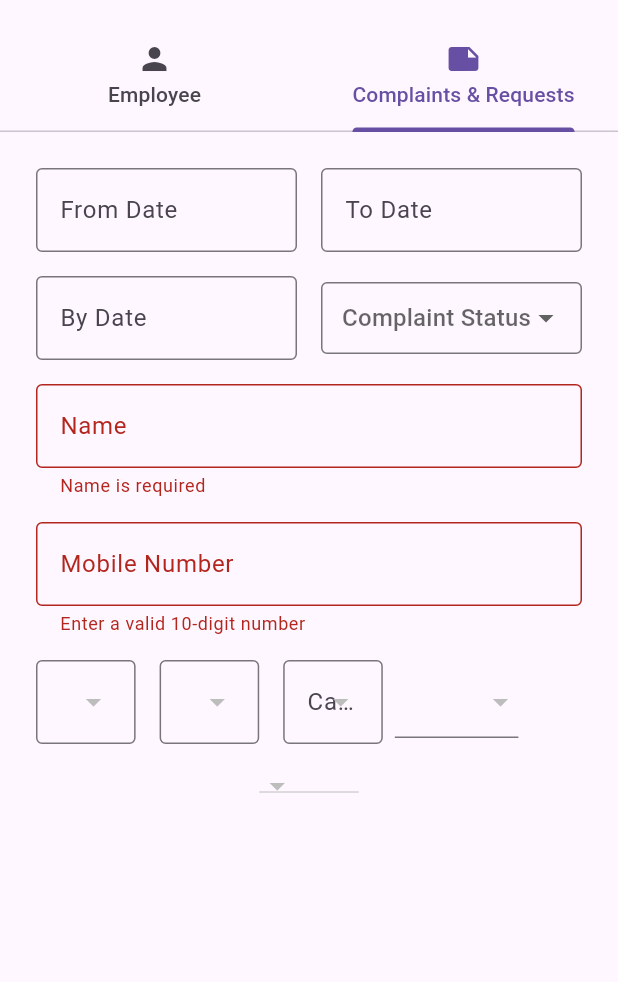
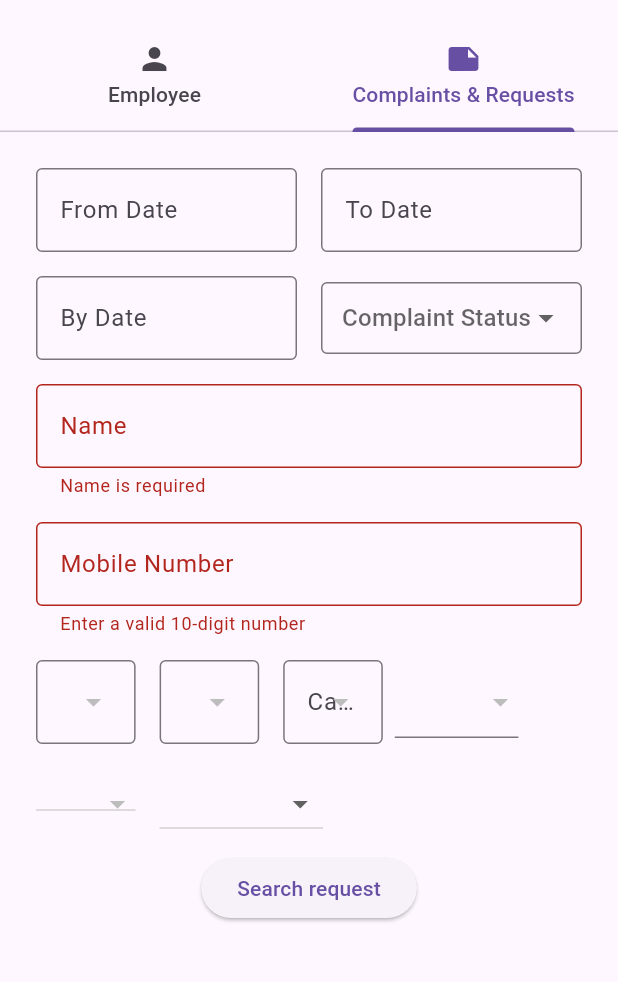
Before and after one commit to brughwani/lmrepaircrmadmin, a Flutter app: the screen it shows after launch, tab 2 chosen, on a phone screen of 412 x 824 dp, the part 63-1045 px from its top. Run offline on Flutter 3.47's test engine with Material 3 defaults, Android fonts, the phone set to English and light mode, and no system bars; our stand-ins replace auto_size_text, dropdown_button2, firebase_auth, firebase_core, flutter_dotenv; accounts and stored records are empty; network calls fail.

Commit message:
solved outflow of text from dropdown

```diff
--- a/lib/Admindashboard.dart
+++ b/lib/Admindashboard.dart
@@ -3,6 +3,7 @@ import 'dart:convert';
 import 'package:http/http.dart' as http;
 import 'package:lmrepaircrmadmin/addemployee.dart';
 import 'package:dropdown_button2/dropdown_button2.dart';
+import 'package:auto_size_text/auto_size_text.dart';
 
 class CRMDashboard extends StatefulWidget {
   @override
@@ -17,6 +18,8 @@ class _CRMDashboardState extends State<CRMDashboard> with SingleTickerProviderSt
   String? selectedCategory;
   String? selectedProduct;
   DateTime? selectedDate;
+  String? requesttype;
+  var requesttypes=['Installation','Demo','Service','Complain'];
 
   List<String> employees = [];
   List<String> products = [];
@@ -122,6 +125,10 @@ class _CRMDashboardState extends State<CRMDashboard> with SingleTickerProviderSt
       });
     }
   }
+  Future<void> Searchcomplaints() async
+  {
+
+  }
 
   @override
   void dispose() {
@@ -204,7 +211,7 @@ class _CRMDashboardState extends State<CRMDashboard> with SingleTickerProviderSt
                           controller: dateController,
                           decoration: InputDecoration(
                             labelText: 'By Date',
-                            hintText: 'Complaints By Date',
+                            hintText: 'Complaints Solved By Date',
                             border: OutlineInputBorder(),
                           ),
                           readOnly: true,
@@ -259,7 +266,9 @@ class _CRMDashboardState extends State<CRMDashboard> with SingleTickerProviderSt
                 ),
                 Row(
                   children: [
-                    ConstrainedBox(
+                    Wrap(
+                      direction: Axis.horizontal,
+                      children:[ ConstrainedBox(
                         constraints: BoxConstraints(maxWidth: MediaQuery.of(context).size.width*0.2,maxHeight: 170),
 
                         child: Padding(
@@ -296,12 +305,15 @@ class _CRMDashboardState extends State<CRMDashboard> with SingleTickerProviderSt
                               items: dealerNames
                                   .map((dealer) => DropdownMenuItem(
                                 value: dealer,
-                            child: Text(dealer, overflow: TextOverflow.visible),
+                                child: AutoSizeText(dealer, overflow: TextOverflow.visible),
                               ))
                                   .toList(),
                             ),
                           ),
                         ),
+    ]
+                    ),
+
                     ConstrainedBox
                       (constraints:BoxConstraints(maxWidth: MediaQuery.of(context).size.width*0.2,maxHeight: 170),
                       child: Padding(
@@ -327,10 +339,9 @@ class _CRMDashboardState extends State<CRMDashboard> with SingleTickerProviderSt
                         child: DropdownButtonFormField2(
                             value: selectedProduct,
                            isExpanded: true,
-
                         //    dropdownStyleData: DropdownStyleData(maxHeight: 150),
                             items:products.map((String product){
-                              return DropdownMenuItem(value:product,child:Text(product,overflow: TextOverflow.visible));}).toList()
+                              return DropdownMenuItem(value:product,child:AutoSizeText(product,overflow: TextOverflow.visible));}).toList()
                             , onChanged:(productselected)
                         {
                           setState(() {
@@ -343,15 +354,17 @@ class _CRMDashboardState extends State<CRMDashboard> with SingleTickerProviderSt
 
                   ],
                 ),
+                Row(
+                children:[
                 SizedBox(
                   width: MediaQuery.of(context).size.width * 0.2,
                   child: Padding(
                     padding: const EdgeInsets.all(8.0),
                     child: DropdownButton(
                         value: selectedEmployee,
-
+                        isExpanded: true,
                         items:employees.map((String emp){
-                          return DropdownMenuItem(value:emp,child:Text(emp,overflow: TextOverflow.ellipsis));}).toList()
+                          return DropdownMenuItem(value:emp,child:AutoSizeText(emp,overflow: TextOverflow.ellipsis));}).toList()
                         , onChanged:(employi)
                     {
                       setState(() {
@@ -359,8 +372,34 @@ class _CRMDashboardState extends State<CRMDashboard> with SingleTickerProviderSt
                       });
                     }
                     ),
+                  )
+                ),
+                  SizedBox(
+                    width: 125,
+                    child: Padding(
+                      padding: const EdgeInsets.all(8.0),
+                      child:  DropdownButton(
+    value:requesttype ,
+    items:[
+    DropdownMenuItem(value:'Complain',child: Text('Complain'),),
+    DropdownMenuItem(value:'Service',child: Text('Service'),),
+    DropdownMenuItem(value:'Installation',child: Text('Installation')),
+    DropdownMenuItem(value:'demo',child:Text('demo')),
+    ] , onChanged:(servicetype){
+    setState(() {
+    requesttype=servicetype;
+    });
+    } ),
+
+
                       ),
                     ),
+
+                    ]
+                ),
+                ElevatedButton(onPressed: (){
+                  Searchcomplaints();
+                }, child:Text("Search request"))
               ],
             ),
           ),
--- a/pubspec.yaml
+++ b/pubspec.yaml
@@ -7,6 +7,7 @@ environment:
   sdk: '>=3.4.3 <4.0.0'
 
 dependencies:
+  auto_size_text: ^3.0.0
   dio: ^5.7.0
   dropdown_button2: ^2.3.9
   firebase_auth: ^5.3.1
```
Also changed, not shown: pubspec.lock. Lines whose indentation alone changed are shown as unchanged.
